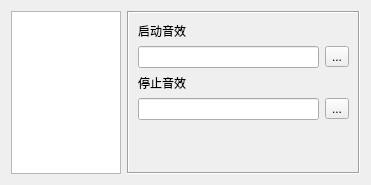
Above: AutoFirewall/SettingDialog.ui from SkyD666/Act3SpeedrunTool before the change. Below: the same form after it.
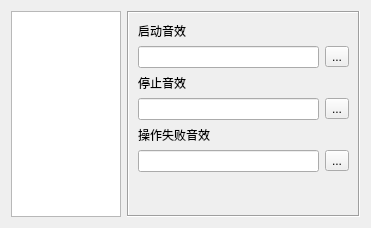
That is the form after the change.

Commit message: [feature]增加操作失败音效；完善操作结果判断

The edit to the form file:
```diff
--- a/AutoFirewall/SettingDialog.ui
+++ b/AutoFirewall/SettingDialog.ui
@@ -7,7 +7,7 @@
     <x>0</x>
     <y>0</y>
     <width>371</width>
-    <height>185</height>
+    <height>228</height>
    </rect>
   </property>
   <property name="windowTitle">
@@ -121,6 +121,27 @@
          </item>
         </layout>
        </item>
+       <item>
+        <widget class="QLabel" name="label_3">
+         <property name="text">
+          <string>操作失败音效</string>
+         </property>
+        </widget>
+       </item>
+       <item>
+        <layout class="QHBoxLayout" name="horizontalLayout_5">
+         <item>
+          <widget class="QLineEdit" name="leErrorSoundPath"/>
+         </item>
+         <item>
+          <widget class="QToolButton" name="tbSelectErrorSound">
+           <property name="text">
+            <string>...</string>
+           </property>
+          </widget>
+         </item>
+        </layout>
+       </item>
        <item>
         <spacer name="verticalSpacer">
          <property name="orientation">
```
The commit also changes 8 other files.
